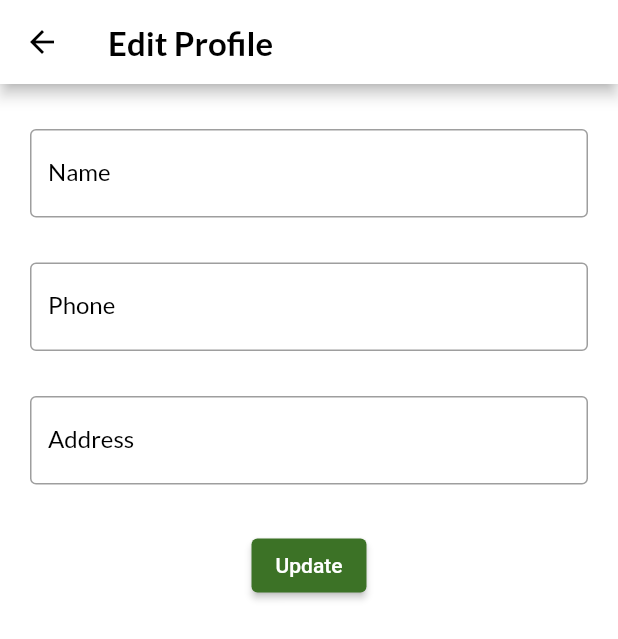
After one commit to AhmedNavaz/bullslot, a Flutter app: the EditProfile screen opened by its route, on a phone screen of 412 x 824 dp. The commit adds this screen. Shown: the top 639 px of the screen. Run offline on Flutter 3.47's test engine with Material 2 defaults, Android fonts, the phone set to English and light mode, and no system bars; our stand-ins replace carousel_slider, cloud_firestore, firebase_auth, firebase_core, firebase_storage, get and 2 more; accounts and stored records are empty.

Commit message:
app completed except - invoice and booking timer

```diff
--- a/lib/controllers/deliveryRatesController.dart
+++ b/lib/controllers/deliveryRatesController.dart
@@ -1,6 +1,5 @@
 import 'package:get/get.dart';
 
-import '../models/deliveryRate.dart';
 import '../services/database.dart';
 
 class DeliveryRatesController extends GetxController {
--- a/lib/controllers/locationController.dart
+++ b/lib/controllers/locationController.dart
@@ -12,6 +12,7 @@ class LocationController extends GetxController {
   Future<void> getLocations() async {
     try {
       await databaseMethods.getLocations().then((value) {
+        locationsList.clear();
         locationsList.add('All');
         for (var element in value) {
           locationsList.add(element.name);
--- a/lib/models/user.dart
+++ b/lib/models/user.dart
@@ -2,14 +2,18 @@ class UserLocal {
   String? id;
   String? name;
   String? email;
+  String? phone;
+  String? address;
 
-  UserLocal({this.id, this.name, this.email});
+  UserLocal({this.id, this.name, this.email, this.phone, this.address});
 
   // from json
   UserLocal.fromJson(Map<String, dynamic> json) {
     id = json['uid'];
     name = json['name'];
     email = json['email'];
+    phone = json['phone'];
+    address = json['address'];
   }
 
   Map<String, dynamic> toJson() {
@@ -17,6 +21,8 @@ class UserLocal {
       'uid': id,
       'name': name,
       'email': email,
+      'phone': phone,
+      'address': address,
     };
   }
 }
--- a/lib/router/routerGenerator.dart
+++ b/lib/router/routerGenerator.dart
@@ -1,9 +1,11 @@
 import 'package:bullslot/screens/authentication/forgot.dart';
+import 'package:bullslot/screens/body.dart';
 import 'package:bullslot/screens/bottom_nav/home.dart';
 import 'package:bullslot/screens/bottom_nav/home/booking/booking.dart';
 import 'package:bullslot/screens/bottom_nav/home/customRequest.dart';
 import 'package:bullslot/screens/bottom_nav/home/deliverRates.dart';
 import 'package:bullslot/screens/bottom_nav/home/productDetails.dart';
+import 'package:bullslot/screens/editProfile.dart';
 import 'package:flutter/material.dart';
 
 import '../models/product.dart';
@@ -22,6 +24,8 @@ const String booking = 'booking';
 const String checkout = 'checkout';
 const String gallery = 'gallery';
 const String contactUs = 'contact-us';
+const String editProfile = 'edit-profile';
+const String imageView = 'image-view';
 
 class RouteGenerator {
   static Route<dynamic> onGeneratedRoutes(RouteSettings settings) {
@@ -34,7 +38,7 @@ class RouteGenerator {
         return _getPageRoute(const Root());
 
       case home:
-        return _getPageRoute(const HomeScreen());
+        return _getPageRoute(const BottomNavBar());
 
       case forgotPassword:
         return _getPageRoute(const ForgotPasswordScreen());
@@ -66,8 +70,14 @@ class RouteGenerator {
       case gallery:
         return _getPageRoute(GalleryScreen());
 
+      case imageView:
+        return _getPageRoute(ImageView(image: args['url'] as String));
+
       case contactUs:
         return _getPageRoute(ContactUsScreen());
+
+      case editProfile:
+        return _getPageRoute(const EditProfile());
 
       default:
         return _errorRoute();
--- a/lib/screens/bottom_nav/home/booking/booking.dart
+++ b/lib/screens/bottom_nav/home/booking/booking.dart
@@ -4,6 +4,7 @@ import 'dart:io';
 
 import 'package:bullslot/constants/colors.dart';
 import 'package:bullslot/constants/navigation.dart';
+import 'package:bullslot/controllers/authController.dart';
 import 'package:bullslot/controllers/orderController.dart';
 import 'package:bullslot/router/routerGenerator.dart';
 import 'package:flutter/material.dart';
@@ -33,9 +34,12 @@ class _BookingScreenState extends State<BookingScreen> {
   int bookedCount = 0;
 
   OrderController orderController = Get.put(OrderController());
+  AuthController authController = Get.find<AuthController>();
 
   @override
   void initState() {
+    phoneController.text = authController.localUser.value.phone!;
+    addressController.text = authController.localUser.value.address!;
     if (widget.product!.totalSlots != null) {
       for (int i = 0; i < widget.product!.totalSlots!; i++) {
         if (i <
@@ -295,6 +299,12 @@ class _BookingScreenState extends State<BookingScreen> {
                             controller: addressController,
                             hintText: 'Enter your shipping address',
                           ),
+                    Text(
+                        'To save/edit your details permanently, go to "Edit Profile".',
+                        style: Theme.of(context)
+                            .textTheme
+                            .bodyText2!
+                            .copyWith(fontSize: 12, color: Colors.grey)),
                   ],
                 ),
               ),
--- /dev/null
+++ b/lib/screens/editProfile.dart
@@ -0,0 +1,112 @@
+import 'package:bullslot/models/user.dart';
+import 'package:bullslot/services/database.dart';
+import 'package:firebase_auth/firebase_auth.dart';
+import 'package:flutter/material.dart';
+import 'package:get/get.dart';
+
+import '../constants/navigation.dart';
+import '../controllers/authController.dart';
+import '../widgets/formField.dart';
+
+class EditProfile extends StatefulWidget {
+  const EditProfile({super.key});
+
+  @override
+  State<EditProfile> createState() => _EditProfileState();
+}
+
+class _EditProfileState extends State<EditProfile> {
+  AuthController authController = Get.find<AuthController>();
+
+  final _formKey = GlobalKey<FormState>();
+  TextEditingController nameController = TextEditingController();
+  TextEditingController phoneController = TextEditingController();
+  TextEditingController addressController = TextEditingController();
+
+  DatabaseMethods databaseMethods = DatabaseMethods();
+
+  @override
+  void initState() {
+    nameController.text = authController.localUser.value.name ?? '';
+    phoneController.text = authController.localUser.value.phone ?? '';
+    addressController.text = authController.localUser.value.address ?? '';
+    super.initState();
+  }
+
+  @override
+  Widget build(BuildContext context) {
+    return Scaffold(
+      appBar: AppBar(
+        backgroundColor: Colors.white,
+        title: Text(
+          'Edit Profile',
+          style: Theme.of(context)
+              .textTheme
+              .headline2!
+              .copyWith(fontSize: 22, color: Colors.black),
+        ),
+        iconTheme: const IconThemeData(color: Colors.black),
+      ),
+      body: SingleChildScrollView(
+        child: Form(
+          key: _formKey,
+          child: Padding(
+            padding: const EdgeInsets.symmetric(horizontal: 20),
+            child: Column(
+              children: [
+                const SizedBox(height: 20),
+                formField(
+                  title: 'Name',
+                  controller: nameController,
+                  hintText: 'Enter your name',
+                ),
+                const SizedBox(height: 10),
+                formField(
+                  title: 'Phone',
+                  controller: phoneController,
+                  hintText: 'Enter your phone number',
+                ),
+                const SizedBox(height: 10),
+                formField(
+                  title: 'Address',
+                  controller: addressController,
+                  hintText: 'Enter your address',
+                ),
+                const SizedBox(height: 20),
+                ElevatedButton(
+                  onPressed: () {
+                    if (_formKey.currentState!.validate()) {
+                      ScaffoldMessenger.of(context).showSnackBar(
+                        const SnackBar(
+                          content: Text('Updating your profile...'),
+                        ),
+                      );
+                      databaseMethods
+                          .updateUserInfo(UserLocal(
+                        id: authController.localUser.value.id,
+                        name: nameController.text,
+                        phone: phoneController.text,
+                        address: addressController.text,
+                        email: authController.localUser.value.email,
+                      ))
+                          .then((value) {
+                        databaseMethods
+                            .getUser(authController.localUser.value.id!)
+                            .then((value) {
+                          authController.localUser.value = value;
+                        }).then((value) {
+                          navigationController.goBack();
+                        });
+                      });
+                    }
+                  },
+                  child: const Text('Update'),
+                ),
+              ],
+            ),
+          ),
+        ),
+      ),
+    );
+  }
+}
--- a/pubspec.yaml
+++ b/pubspec.yaml
@@ -44,6 +44,7 @@ dependencies:
   image_picker: ^0.8.5+3
   uuid: ^3.0.6
   firebase_storage: ^10.3.9
+  gallery_view: ^1.0.0+1
 
 dev_dependencies:
   flutter_test:
```
Also changed, not shown: lib/controllers/authController.dart (+7 -8 lines), lib/models/orderStatus.dart (+5 -8 lines), lib/screens/body.dart (+7 -0 lines), lib/screens/bottom_nav/home/booking/checkout.dart (+2 -24 lines), lib/screens/gallery.dart (+32 -9 lines), lib/services/database.dart (+12 -7 lines), lib/widgets/orderStatus.dart (+23 -12 lines), pubspec.lock, 1 other file.
